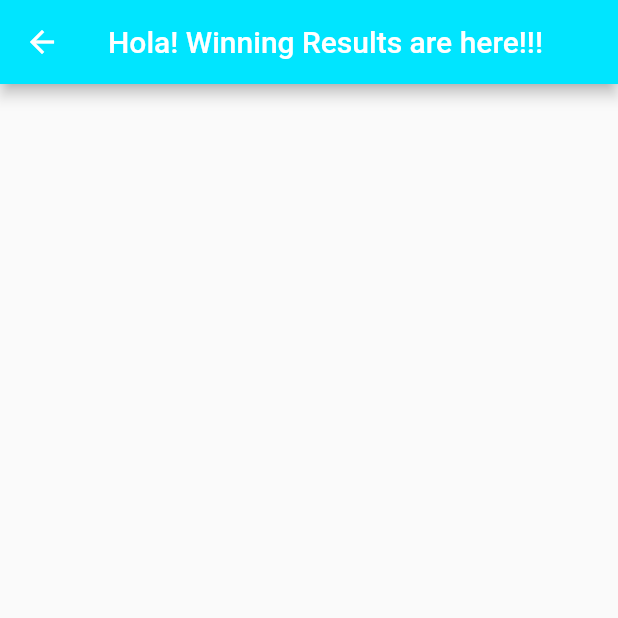
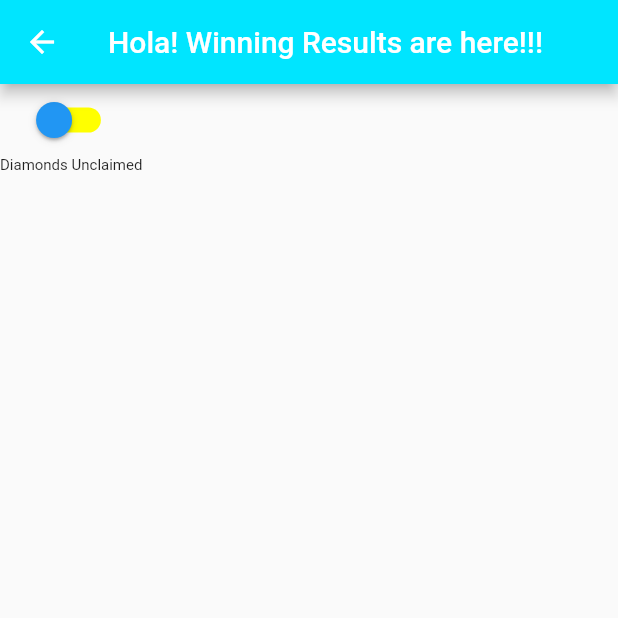
Before and after one commit to ara-dhanak/Bhoot_Player_app, a Flutter app: the winning_history screen opened directly, on a phone screen of 412 x 824 dp, the top half of it. Run offline on Flutter 3.47's test engine with Material 2 defaults, Android fonts, the phone set to English and light mode, and no system bars; missing offline and left inert: editable.

Commit message:
Toggle added in Winning history page

```diff
--- a/lib/winning_history.dart
+++ b/lib/winning_history.dart
@@ -11,14 +11,60 @@ class winning_history extends StatefulWidget implements AbstractPage {
 }
 
 class _winning_historyState extends State<winning_history> {
+
+  bool isSwitch = false;
+  var toggle_msg = 'Diamonds Unclaimed';
+
+  void switch_toggle(bool value)
+  {
+
+    if(isSwitch == false) {
+      setState(() {
+        isSwitch = true;
+        toggle_msg = "Diamonds Claimed";
+      });
+      print(" Diamonds Claimed");
+    }
+        else{
+          setState(() {
+            isSwitch = false;
+            toggle_msg = "Diamonds Unclaimed";
+          });
+          print("Diamonds Unclaimed");
+
+    }
+
+      }
+
   @override
   Widget build(BuildContext context) {
     return Scaffold(
       appBar: AppBar(
         title: Text("Hola! Winning Results are here!!!"),
         backgroundColor: Colors.cyanAccent.shade400,
+      ),
 
-      ),
+  body:Column(
+    mainAxisAlignment: MainAxisAlignment.start,
+    children: [Transform.scale(scale: 1.2,
+    child: Switch(
+      onChanged: switch_toggle,
+      value: isSwitch,
+      activeColor: Colors.blue,
+      activeTrackColor: Colors.yellow,
+      inactiveThumbColor: Colors.blue,
+      inactiveTrackColor: Colors.yellowAccent,
+
+
+    )
+    ),
+      Text('$toggle_msg', style: TextStyle(fontSize: 10
+      ),)
+
+    ],
+  ) ,
+
+
     );
   }
 }
```
